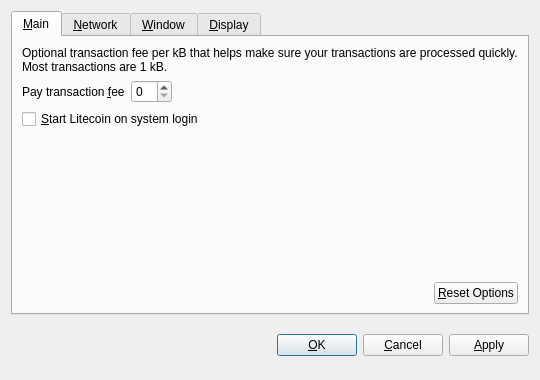
Qt form litecoin/src/qt/forms/optionsdialog.ui (kgrover/kshitcoin) before a commit.
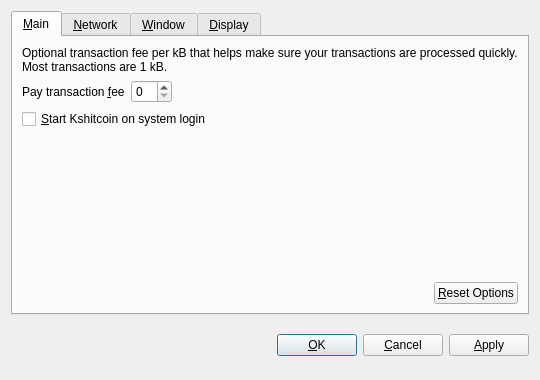
The same form after that commit. Custom widgets are drawn as their Qt base class.

What changed in the file:
```diff
--- a/litecoin/src/qt/forms/optionsdialog.ui
+++ b/litecoin/src/qt/forms/optionsdialog.ui
@@ -82,7 +82,7 @@
           <string>Automatically start Litecoin after logging in to the system.</string>
          </property>
          <property name="text">
-          <string>&amp;Start Litecoin on system login</string>
+          <string>&amp;Start Kshitcoin on system login</string>
          </property>
         </widget>
        </item>
```
Left out of the diff: 10 changed lines with no effect on the pictures.
